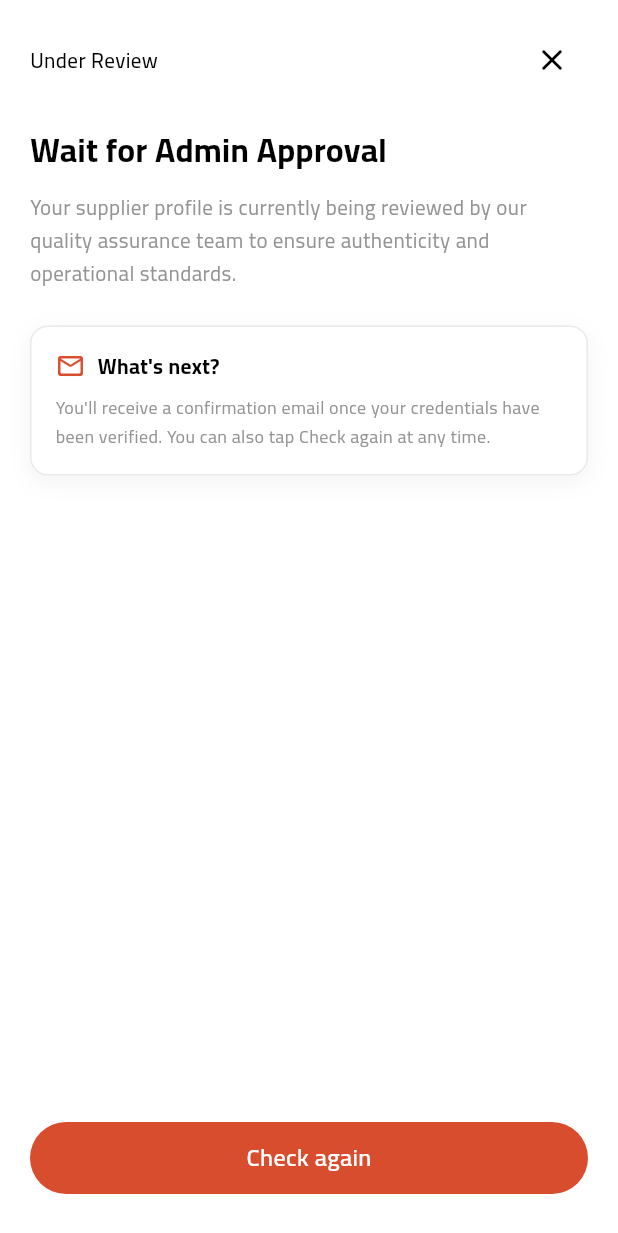
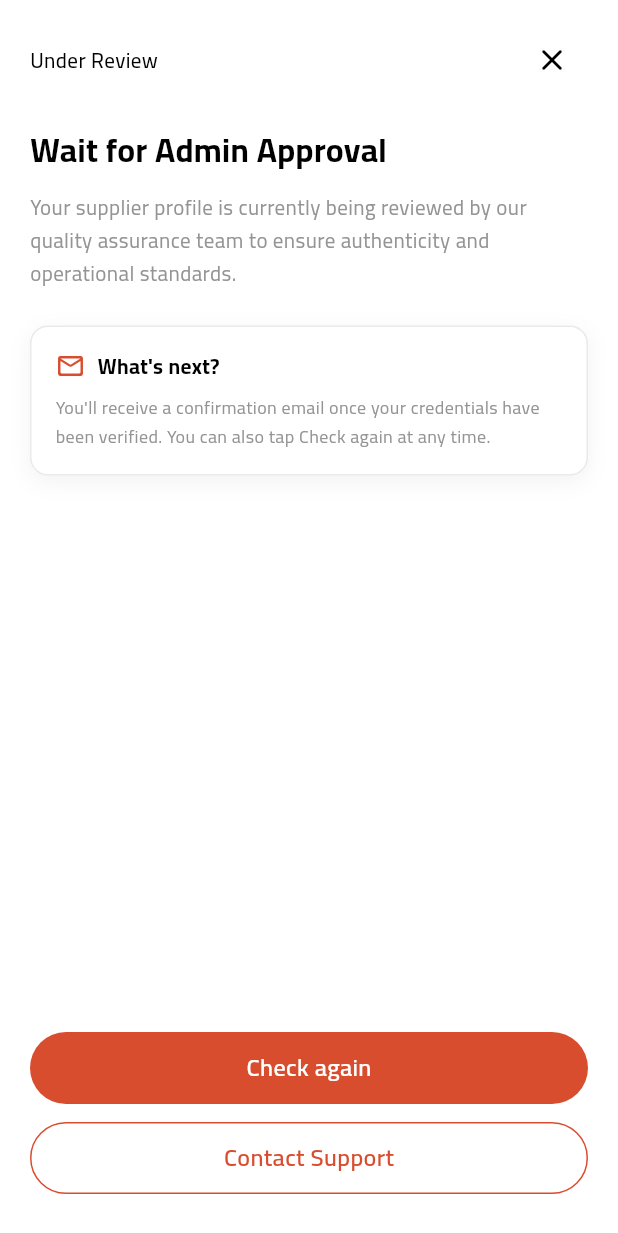
Before and after one commit to devsaffinity/autonet_app, a Flutter app: the SupplierAwaitingApprovalPage screen opened by its route, on a phone screen of 412 x 824 dp. Shown: the top 1233 px of the screen. Run offline on Flutter 3.47's test engine with Material 3 defaults, Android fonts, the phone set to English and light mode, and no system bars; our stand-ins replace cached_network_image, dropdown_button2, file_picker, flutter_svg, fluttertoast, get and 5 more; accounts and stored records are empty.

Commit message:
feat(support): set the support contact address
Contact Support now renders on the awaiting-approval screen. Tapping it copies
the address to the clipboard rather than opening a mail client: there is no
url_launcher in this project, so a mailto: cannot be opened, and copying is the
most a client can honestly offer.

Noted in the constant for a pre-launch decision: this is a personal address
rather than a monitored support alias, so it cannot be handed over, has no
shared history, and identifies an individual to every supplier who gets stuck.

```diff
--- a/lib/constants/support.dart
+++ b/lib/constants/support.dart
@@ -1,14 +1,13 @@
 /// The address a stuck user is told to contact.
 ///
-/// EMPTY, and that is not an oversight: no support address exists anywhere in
-/// either repository or in the API's environment. Rather than invent one, every
-/// Contact Support affordance is HIDDEN while this is empty — a button that
-/// leads nowhere is worse than an absent one, particularly on the
-/// awaiting-approval screen, where the person tapping it is already stuck.
+/// Every Contact Support affordance is HIDDEN while this is empty — a button
+/// that leads nowhere is worse than an absent one, particularly on the
+/// awaiting-approval screen, where the person tapping it is already stuck
+/// behind a review that has no admin client.
 ///
-/// Set it here and the buttons appear. One line, no other change.
-///
-/// It must be a real, monitored inbox: the supplier reaching for it is blocked
-/// behind an admin review that has no client, so this is currently the only
-/// route they have to a human.
-const String kSupportEmail = '';
+/// This is currently the only route a blocked supplier has to a human, so it
+/// must be an inbox somebody actually reads. Worth revisiting before launch:
+/// it is a personal address rather than a monitored support alias, which means
+/// it cannot be handed over, has no shared history, and identifies an
+/// individual to every supplier who gets stuck.
+const String kSupportEmail = 'rashid.dev7@gmail.com';
```
